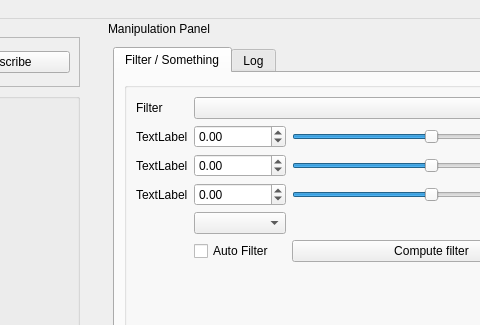
First picture: the form in ui/main_window.ui, repository sindreraknes/qt_master, before the edit; both pictures show x 637 to 1117 and y 0 to 325 of the 1240 by 820 pixel window.
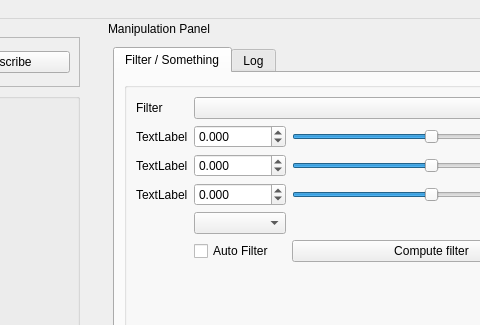
Second picture: the form after the edit. Icons and pictures are not drawn.

Patch:
```diff
--- a/ui/main_window.ui
+++ b/ui/main_window.ui
@@ -211,11 +211,14 @@
             </item>
             <item row="2" column="1">
              <widget class="QDoubleSpinBox" name="spinBox_1">
+              <property name="decimals">
+               <number>3</number>
+              </property>
               <property name="minimum">
-               <double>-99.000000000000000</double>
+               <double>-5.000000000000000</double>
               </property>
               <property name="maximum">
-               <double>99.000000000000000</double>
+               <double>5.000000000000000</double>
               </property>
               <property name="singleStep">
                <double>0.100000000000000</double>
@@ -265,8 +268,14 @@
             </item>
             <item row="3" column="1">
              <widget class="QDoubleSpinBox" name="spinBox_2">
+              <property name="decimals">
+               <number>3</number>
+              </property>
               <property name="minimum">
-               <double>-99.000000000000000</double>
+               <double>-5.000000000000000</double>
+              </property>
+              <property name="maximum">
+               <double>5.000000000000000</double>
               </property>
               <property name="singleStep">
                <double>0.100000000000000</double>
@@ -275,6 +284,9 @@
             </item>
             <item row="4" column="1">
              <widget class="QDoubleSpinBox" name="spinBox_3">
+              <property name="decimals">
+               <number>3</number>
+              </property>
               <property name="minimum">
                <double>-99.000000000000000</double>
               </property>
```
